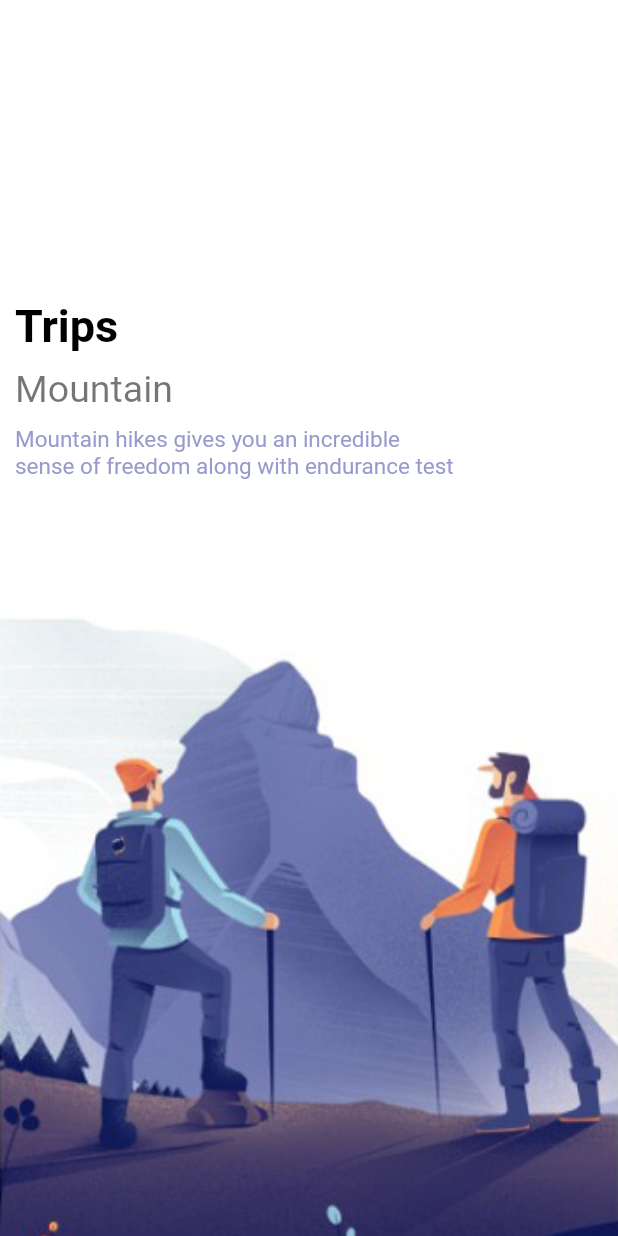
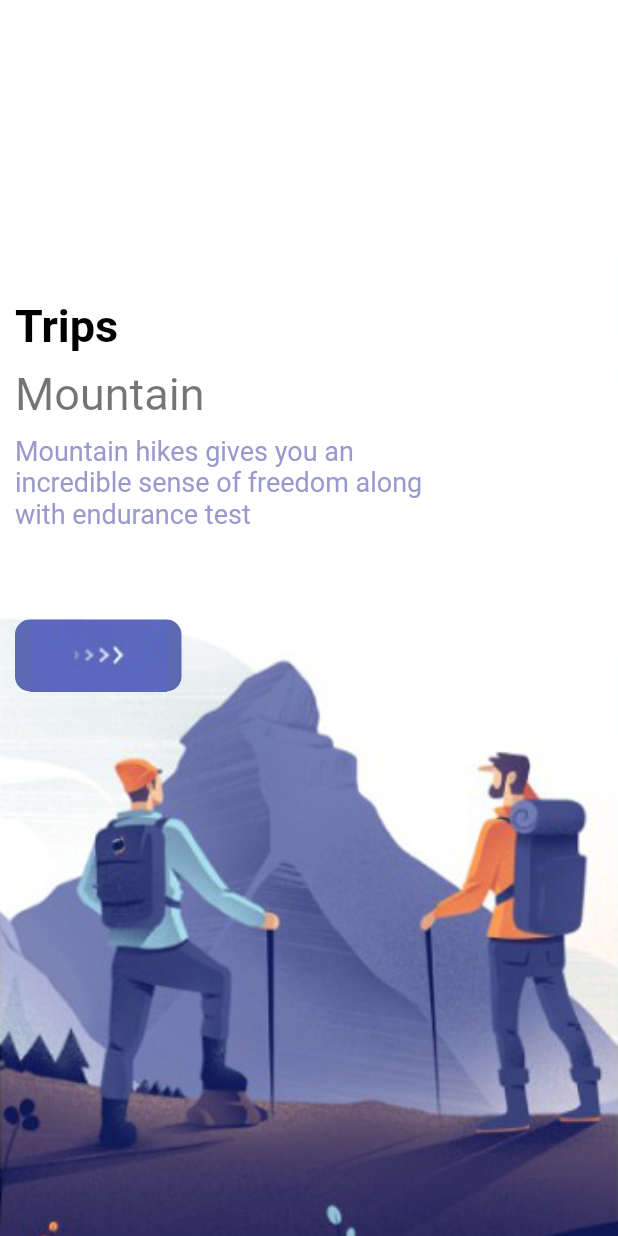
Before and after one commit to skt-nectardigit/flutter_tutorial, a Flutter app: the screen it shows after launch, on a phone screen of 412 x 824 dp. Run offline on Flutter 3.47's test engine with Material 2 defaults, Android fonts, the phone set to English and light mode, and no system bars; our stand-ins replace bloc, connectivity, flutter_bloc, webview_flutter.

Commit message:
added pages nav

```diff
--- a/lib/main.dart
+++ b/lib/main.dart
@@ -1,4 +1,5 @@
 import 'package:flutter/material.dart';
+import 'package:flutter/services.dart';
 import 'package:flutter_bloc/flutter_bloc.dart';
 import 'package:flutter_tutorial/http_example/pages/my_homepage.dart';
 import 'package:flutter_tutorial/travel_app/pages/welcome_page.dart';
@@ -16,10 +17,24 @@ class MyApp extends StatelessWidget {
   Widget build(BuildContext context) {
     return BlocProvider(
       create: (context)=> InternetCubit(),
-      child: const MaterialApp(
-        title: "Flutter App",
-        home: WelcomePage(),
-      ),
+      child: MaterialApp(
+        title: 'Flutter Demo',
+        theme: ThemeData(
+          primarySwatch: Colors.blue,
+          appBarTheme: const AppBarTheme(
+            iconTheme: IconThemeData(color: Colors.black),
+            color: Colors.transparent,
+            foregroundColor: Colors.black,
+            systemOverlayStyle: SystemUiOverlayStyle(
+              // Status bar color
+              statusBarColor: Colors.transparent,
+              statusBarIconBrightness: Brightness.dark,
+              statusBarBrightness: Brightness.light,
+            ),
+          ),
+        ),
+        home: const WelcomePage(),
+      )
     );
   }
 }
--- a/lib/travel_app/pages/welcome_page.dart
+++ b/lib/travel_app/pages/welcome_page.dart
@@ -1,7 +1,9 @@
 import 'package:flutter/material.dart';
 import 'package:flutter_tutorial/travel_app/misc/colors.dart';
+import 'package:flutter_tutorial/travel_app/pages/main_page.dart';
 import 'package:flutter_tutorial/travel_app/widgets/app_large_text.dart';
 import 'package:flutter_tutorial/travel_app/widgets/app_text.dart';
+import 'package:flutter_tutorial/travel_app/widgets/responsive_button.dart';
 
 class WelcomePage extends StatefulWidget {
   const WelcomePage({Key? key}) : super(key: key);
@@ -55,9 +57,15 @@ class _WelcomePageState extends State<WelcomePage> {
                       ),
                       AppText(
                         text: details[index],
-                        size: 15,
+                        size: 18,
                         color: AppColors.textColor1,
-                      )
+                      ),
+                      const SizedBox(
+                        height: 60,
+                      ),
+                      GestureDetector(onTap: (){
+                        Navigator.push(context, MaterialPageRoute(builder: (context)=>const MainPage()));
+                      }, child: ResponsiveButton(text: "Hello",))
                     ],
                   ),
                 ],
--- a/lib/travel_app/widgets/app_text.dart
+++ b/lib/travel_app/widgets/app_text.dart
@@ -4,7 +4,7 @@ class AppText extends StatelessWidget {
   String text;
   Color? color;
   double? size;
-  AppText({Key? key, required this.text, this.color = Colors.black54, this.size=25})
+  AppText({Key? key, required this.text, this.color = Colors.black54, this.size=30})
       : super(key: key);
   @override
   Widget build(BuildContext context) {
--- /dev/null
+++ b/lib/travel_app/widgets/responsive_button.dart
@@ -0,0 +1,32 @@
+import 'package:flutter/material.dart';
+import 'package:flutter_tutorial/travel_app/misc/colors.dart';
+
+class ResponsiveButton extends StatelessWidget {
+  String? text;
+  bool? isResponsive;
+  Icon? icon;
+  ResponsiveButton({
+    Key? key,
+    this.text,
+    this.isResponsive,
+    this.icon,
+  }) : super(key: key);
+
+  @override
+  Widget build(BuildContext context) {
+    return Container(
+      padding: const EdgeInsets.only(left: 10, right: 10),
+      decoration: BoxDecoration(
+          color: AppColors.mainColor, borderRadius: BorderRadius.circular(10)),
+      child: Row(
+        children: [
+          const Text(
+            "",
+            style: TextStyle(color: Colors.white),
+          ),
+          Image.asset("assets/drawables/button-one.png"),
+        ],
+      ),
+    );
+  }
+}
```
Also changed, not shown: lib/travel_app/pages/main_page.dart (added, +52 -0 lines), lib/travel_app/pages/nav_pages/home_page.dart (added, +75 -0 lines), lib/travel_app/pages/nav_pages/popular_page.dart (added, +14 -0 lines), lib/travel_app/pages/nav_pages/profile_page.dart (added, +20 -0 lines), lib/travel_app/pages/nav_pages/search_page.dart (added, +20 -0 lines), assets/drawables/andriod_developer.jpg (added).
